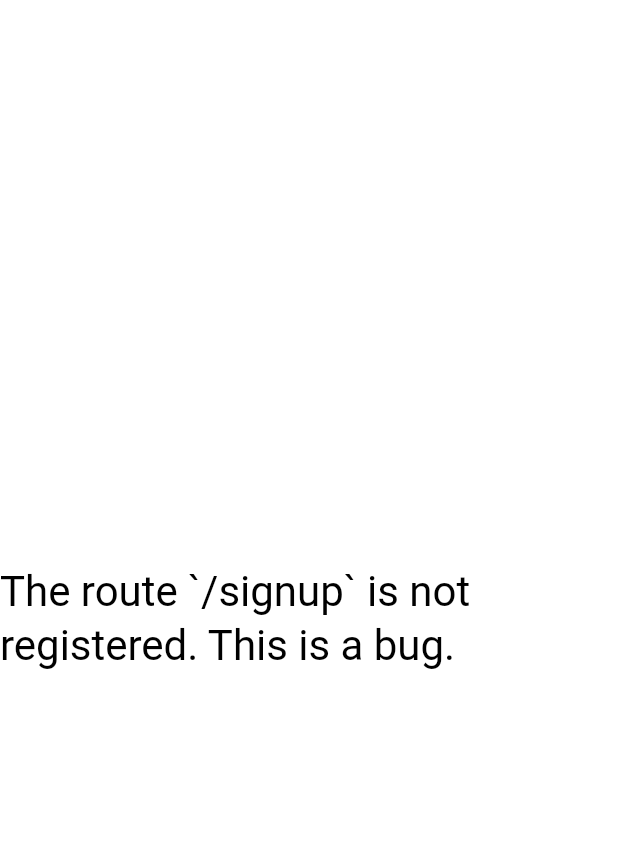
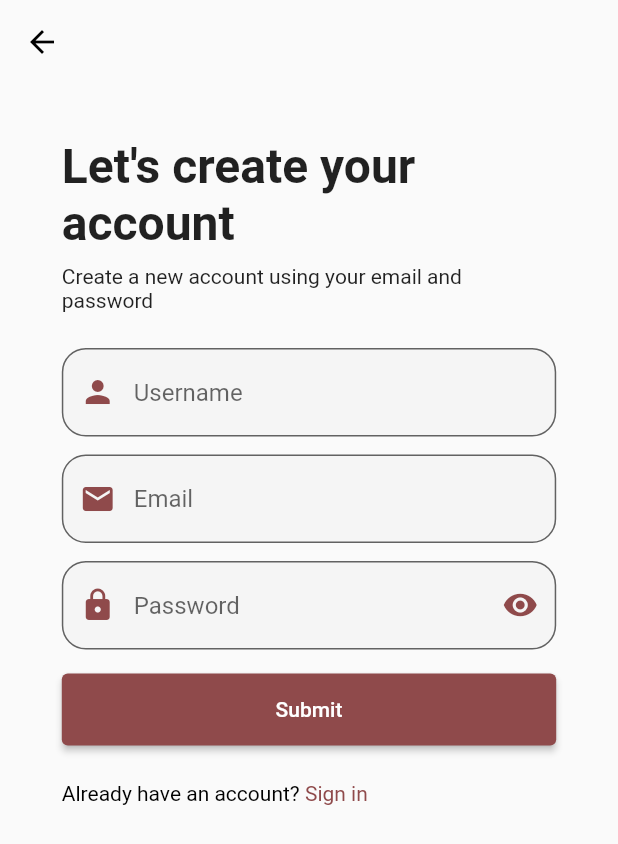
Before and after one commit to DanikingRD/lifetasks, a Flutter app: the screen it shows after launch, after a tap on "Get Started", on a phone screen of 412 x 824 dp. Shown: the top 844 px of the screen. Run offline on Flutter 3.47's test engine with Material 2 defaults, Android fonts, the phone set to English and light mode, and no system bars; our stand-ins replace flutter_svg, logger.

Commit message:
feat: create signup page

```diff
--- a/lib/core/styles.dart
+++ b/lib/core/styles.dart
@@ -1,16 +1,17 @@
 import 'package:flutter/material.dart';
 
-const kLightBgColor = Colors.white;
-const kLightHighlightColor = Color(0xFF333333);
+const kPrimaryColor = Color.fromARGB(255, 215, 66, 78);
+
 const TextStyle kPageHeaderTextStyle = TextStyle(
   fontSize: 32,
   fontWeight: FontWeight.bold,
 );
 
-ThemeData kLightTheme = ThemeData(
-  useMaterial3: true,
-  colorScheme: ColorScheme.fromSwatch(
-    backgroundColor: kLightBgColor,
-    primarySwatch: Colors.grey,
+ThemeData kTheme = ThemeData(
+  colorScheme: ColorScheme.fromSeed(
+    seedColor: kPrimaryColor,
+    brightness: Brightness.light,
   ),
+
+  // set small splash radius for Material widgets
 );
--- /dev/null
+++ b/lib/features/signup/signup_page.dart
@@ -0,0 +1,81 @@
+import 'package:flutter/gestures.dart';
+import 'package:flutter/material.dart';
+import 'package:lifetasks/core/styles.dart';
+import 'package:lifetasks/widgets/primary_button.dart';
+import 'package:lifetasks/widgets/responsive.dart';
+import 'package:lifetasks/widgets/text_input.dart';
+
+class SignUpPage extends StatelessWidget {
+  const SignUpPage({super.key});
+
+  @override
+  Widget build(BuildContext context) {
+    return Scaffold(
+      appBar: AppBar(
+          backgroundColor: Colors.transparent,
+          elevation: 0,
+          leading: IconButton(
+            icon: const Icon(Icons.arrow_back, color: Colors.black),
+            onPressed: () {
+              Navigator.pop(context);
+            },
+          )),
+      body: Center(
+        child: Responsive(
+          child: Column(
+            children: [
+              const SizedBox(height: 36),
+              const Align(
+                alignment: Alignment.centerLeft,
+                child: Text(
+                  "Let's create your account",
+                  style: kPageHeaderTextStyle,
+                ),
+              ),
+              const SizedBox(height: 8),
+              const Align(
+                alignment: Alignment.centerLeft,
+                child: Text(
+                  "Create a new account using your email and password",
+                ),
+              ),
+              const SizedBox(height: 24),
+              const TextInput(hintText: "Username", prefixIcon: Icons.person),
+              const SizedBox(height: 12),
+              const TextInput(hintText: "Email", prefixIcon: Icons.email),
+              const SizedBox(height: 12),
+              const PasswordTextInput(),
+              const SizedBox(height: 16),
+              PrimaryButton(
+                text: "Submit",
+                callback: () {},
+              ),
+              const SizedBox(height: 24),
+              Align(
+                alignment: Alignment.centerLeft,
+                child: RichText(
+                  text: TextSpan(children: [
+                    const TextSpan(
+                      text: "Already have an account? ",
+                      style: TextStyle(color: Colors.black),
+                    ),
+                    TextSpan(
+                      text: "Sign in",
+                      style: TextStyle(
+                        color: Theme.of(context).colorScheme.primary,
+                      ),
+                      recognizer: TapGestureRecognizer()
+                        ..onTap = () {
+                          Navigator.pop(context);
+                        },
+                    ),
+                  ]),
+                ),
+              )
+            ],
+          ),
+        ),
+      ),
+    );
+  }
+}
--- /dev/null
+++ b/lib/features/welcome_page.dart
@@ -0,0 +1,40 @@
+import 'package:flutter/material.dart';
+import 'package:flutter_svg/svg.dart';
+import 'package:lifetasks/core/styles.dart';
+import 'package:lifetasks/widgets/primary_button.dart';
+import 'package:lifetasks/widgets/responsive.dart';
+
+class WelcomePage extends StatelessWidget {
+  const WelcomePage({super.key});
+
+  @override
+  Widget build(BuildContext context) {
+    return Scaffold(
+      body: Center(
+        child: Responsive(
+          child: Column(
+            children: [
+              SvgPicture.asset("assets/images/checklist.svg", height: 360),
+              const Text(
+                "Welcome to LifeTasks",
+                style: kPageHeaderTextStyle,
+              ),
+              const SizedBox(height: 12),
+              const Text("Managing your daily tasks has never been so easy!"),
+              const SizedBox(height: 60),
+              ConstrainedBox(
+                constraints: const BoxConstraints(maxWidth: 380),
+                child: PrimaryButton(
+                  text: "Get Started",
+                  callback: () {
+                    Navigator.pushNamed(context, "/signup");
+                  },
+                ),
+              ),
+            ],
+          ),
+        ),
+      ),
+    );
+  }
+}
--- a/lib/main.dart
+++ b/lib/main.dart
@@ -16,7 +16,7 @@ class MyApp extends StatelessWidget {
     return MaterialApp(
       title: 'LifeTasks',
       debugShowCheckedModeBanner: false,
-      theme: kLightTheme,
+      theme: kTheme,
       onGenerateRoute: generateRoutes,
     );
   }
--- a/lib/router.dart
+++ b/lib/router.dart
@@ -1,16 +1,24 @@
 import 'package:flutter/material.dart';
 import 'package:lifetasks/core/error.dart';
-import 'package:lifetasks/welcome.dart';
+import 'package:lifetasks/core/log.dart';
+import 'package:lifetasks/features/signup/signup_page.dart';
+import 'package:lifetasks/features/welcome_page.dart';
 
 const String kWelcomePage = '/welcome';
 const String kLoginPage = '/login';
+const String kSignupPage = '/signup';
 
 Route<Widget> generateRoutes(RouteSettings settings) {
+  debug("Navigating to ${settings.name}");
   switch (settings.name) {
     case "/":
     case kWelcomePage:
       return MaterialPageRoute(
         builder: (context) => const WelcomePage(),
+      );
+    case kSignupPage:
+      return MaterialPageRoute(
+        builder: (context) => const SignUpPage(),
       );
     default:
       return MaterialPageRoute(
--- a/lib/welcome.dart
+++ /dev/null
@@ -1,61 +0,0 @@
-import 'package:flutter/material.dart';
-import 'package:flutter_svg/svg.dart';
-import 'package:lifetasks/core/styles.dart';
-import 'package:lifetasks/widgets/primary_button.dart';
-
-class WelcomePage extends StatelessWidget {
-  const WelcomePage({super.key});
-
-  @override
-  Widget build(BuildContext context) {
-    return Scaffold(
-      body: Center(
-        child: Column(
-          children: [
-            const Spacer(),
-            SvgPicture.asset("assets/images/checklist.svg", height: 360),
-            const Spacer(),
-            Container(
-              padding: const EdgeInsets.symmetric(horizontal: 16, vertical: 32),
-              decoration: const BoxDecoration(
-                boxShadow: [
-                  BoxShadow(
-                    color: Color.fromARGB(31, 175, 175, 175),
-                    blurRadius: 12,
-                    offset: Offset(0, -5),
-                  ),
-                ],
-                color: Colors.white,
-                borderRadius: BorderRadius.only(
-                  topLeft: Radius.circular(24),
-                  topRight: Radius.circular(24),
-                ),
-              ),
-              child: Padding(
-                padding: const EdgeInsets.symmetric(horizontal: 24),
-                child: Column(
-                  children: [
-                    const Text(
-                      "Welcome to LifeTasks",
-                      style: kPageHeaderTextStyle,
-                    ),
-                    const SizedBox(height: 12),
-                    const Text("Managing your daily tasks has never been so easy!"),
-                    const SizedBox(height: 40),
-                    PrimaryButton(
-                      text: "Get Started",
-                      callback: () {
-                        Navigator.pushNamed(context, "/signup");
-                      },
-                    ),
-                    const SizedBox(height: 16),
-                  ],
-                ),
-              ),
-            ),
-          ],
-        ),
-      ),
-    );
-  }
-}
--- a/lib/widgets/primary_button.dart
+++ b/lib/widgets/primary_button.dart
@@ -13,13 +13,8 @@ class PrimaryButton extends StatelessWidget {
   Widget build(BuildContext context) {
     final size = MediaQuery.of(context).size;
     return SizedBox(
-      width: size.width < 600 ? size.width * 0.8 : 550,
+      width: size.width <= 600 ? size.width * 0.8 : 500,
       child: ElevatedButton(
-        style: ElevatedButton.styleFrom(
-          backgroundColor: Colors.black,
-          foregroundColor: Colors.white,
-          elevation: 5.0,
-        ),
         onPressed: callback,
         child: Padding(
           padding: const EdgeInsets.symmetric(vertical: 16.0),
--- /dev/null
+++ b/lib/widgets/responsive.dart
@@ -0,0 +1,18 @@
+import 'package:flutter/material.dart';
+
+class Responsive extends StatelessWidget {
+  final Widget child;
+  const Responsive({
+    super.key,
+    required this.child,
+  });
+
+  @override
+  Widget build(BuildContext context) {
+    final size = MediaQuery.of(context).size;
+    return SizedBox(
+      width: size.width <= 600 ? size.width * 0.8 : 500,
+      child: child,
+    );
+  }
+}
--- /dev/null
+++ b/lib/widgets/text_input.dart
@@ -0,0 +1,76 @@
+import 'package:flutter/material.dart';
+
+class TextInput extends StatelessWidget {
+  final String? hintText;
+  final IconData? prefixIcon;
+  final IconData? suffixIcon;
+  final bool obscureText;
+  final TextInputType keyboardType;
+  final VoidCallback? suffixIconCallback;
+
+  const TextInput({
+    super.key,
+    required this.hintText,
+    this.prefixIcon,
+    this.suffixIcon,
+    this.obscureText = false,
+    this.keyboardType = TextInputType.text,
+    this.suffixIconCallback,
+  });
+
+  @override
+  Widget build(BuildContext context) {
+    final colorScheme = Theme.of(context).colorScheme;
+    return TextField(
+      keyboardType: keyboardType,
+      obscureText: obscureText,
+      decoration: InputDecoration(
+        hintText: hintText,
+        prefixIcon: prefixIcon != null ? Icon(prefixIcon, color: colorScheme.primary) : null,
+        suffixIcon: suffixIcon != null
+            ? IconButton(
+                icon: Icon(suffixIcon,
+                    color: obscureText ? colorScheme.primary : colorScheme.secondary),
+                onPressed: suffixIconCallback,
+                splashRadius: 12.0,
+              )
+            : null,
+        border: const OutlineInputBorder(
+          borderRadius: BorderRadius.all(Radius.circular(16)),
+        ),
+        filled: true,
+        fillColor: Colors.grey.shade100,
+      ),
+    );
+  }
+}
+
+class PasswordTextInput extends StatefulWidget {
+  final String? hintText;
+
+  const PasswordTextInput({
+    super.key,
+    this.hintText,
+  });
+
+  @override
+  State<PasswordTextInput> createState() => _PasswordTextInputState();
+}
+
+class _PasswordTextInputState extends State<PasswordTextInput> {
+  bool obscureText = true;
+  @override
+  Widget build(BuildContext context) {
+    return TextInput(
+      hintText: widget.hintText ?? "Password",
+      prefixIcon: Icons.lock,
+      obscureText: obscureText,
+      suffixIcon: obscureText ? Icons.visibility : Icons.visibility_off,
+      suffixIconCallback: () {
+        setState(() {
+          obscureText = !obscureText;
+        });
+      },
+    );
+  }
+}
--- a/pubspec.yaml
+++ b/pubspec.yaml
@@ -16,6 +16,7 @@ dependencies:
   cupertino_icons: ^1.0.2
   logger: ^2.0.2+1
   flutter_svg: ^2.0.8
+  google_fonts: ^6.1.0
 
 dev_dependencies:
   flutter_test:
```
Also changed, not shown: pubspec.lock, 10 other files.
